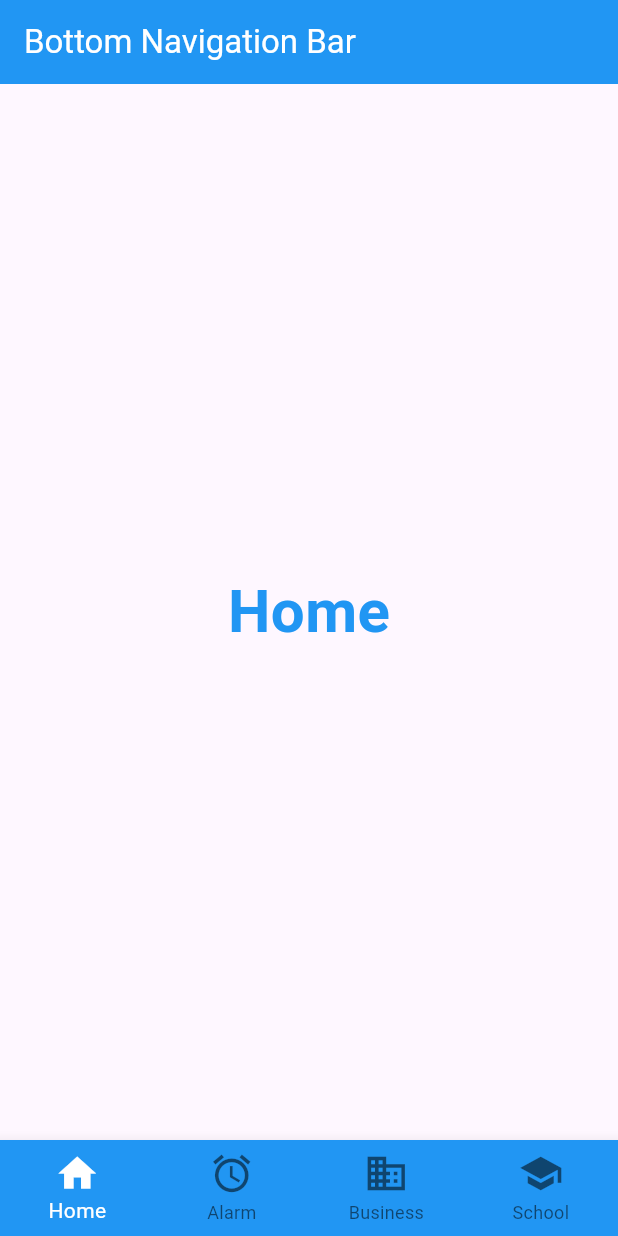
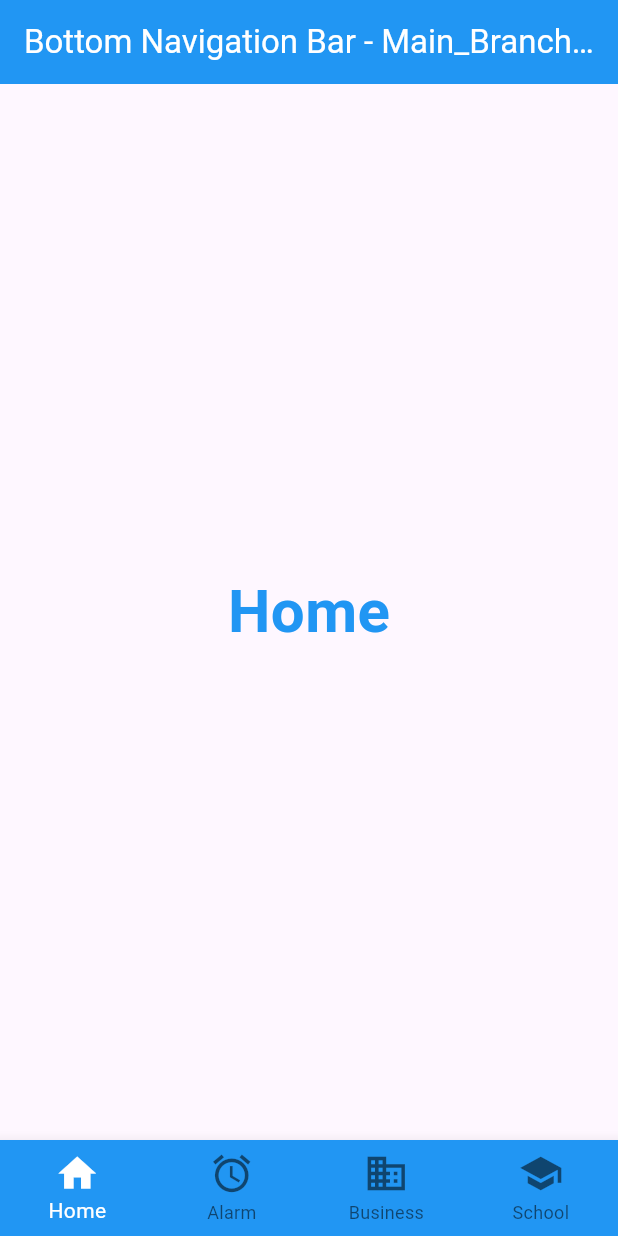
Before and after one commit to CheezyChillz/TMA3084_G02_102578_Lab05_Lesson07, a Flutter app: the screen it shows after launch, on a phone screen of 412 x 824 dp. Run offline on Flutter 3.47's test engine with Material 3 defaults, Android fonts, the phone set to English and light mode, and no system bars.

Commit message:
Update AppBar title on main to test merge conflict

```diff
--- a/lib/main.dart
+++ b/lib/main.dart
@@ -42,7 +42,7 @@ class BottomNavLab extends StatelessWidget {
 
     return Scaffold(
       appBar: AppBar(
-        title: const Text('Bottom Navigation Bar'),
+        title: const Text('Bottom Navigation Bar - Main_Branch Screen'),
         backgroundColor: Colors.blue,
         foregroundColor: Colors.white,
       ),
```
